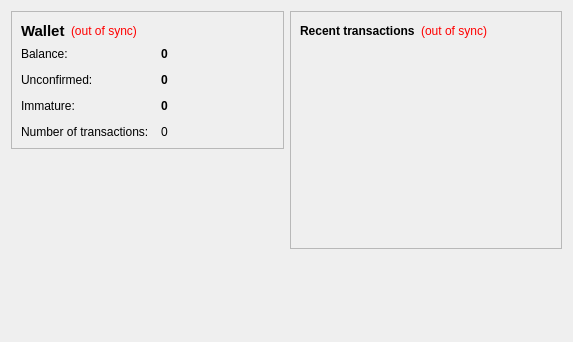
Above: src/qt/forms/overviewpage.ui from psdgithub/bitcoin before the change. Below: the same form after it.
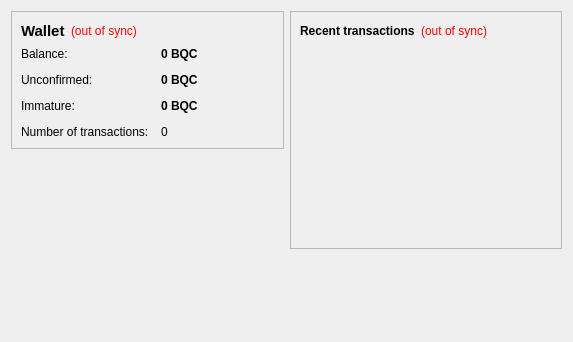
That is the form after the change.

The edit to the form file:
```diff
--- a/src/qt/forms/overviewpage.ui
+++ b/src/qt/forms/overviewpage.ui
@@ -105,7 +105,7 @@
              <string>Your current balance</string>
             </property>
             <property name="text">
-             <string notr="true">0 </string>
+             <string notr="true">0 BQC</string>
             </property>
             <property name="textInteractionFlags">
              <set>Qt::LinksAccessibleByMouse|Qt::TextSelectableByKeyboard|Qt::TextSelectableByMouse</set>
@@ -134,7 +134,7 @@
              <string>Total of transactions that have yet to be confirmed, and do not yet count toward the current balance</string>
             </property>
             <property name="text">
-             <string notr="true">0 </string>
+             <string notr="true">0 BQC</string>
             </property>
             <property name="textInteractionFlags">
              <set>Qt::LinksAccessibleByMouse|Qt::TextSelectableByKeyboard|Qt::TextSelectableByMouse</set>
@@ -177,7 +177,7 @@
              <string>Mined balance that has not yet matured</string>
             </property>
             <property name="text">
-             <string notr="true">0 </string>
+             <string notr="true">0 BQC</string>
             </property>
             <property name="textInteractionFlags">
              <set>Qt::LinksAccessibleByMouse|Qt::TextSelectableByKeyboard|Qt::TextSelectableByMouse</set>
```
